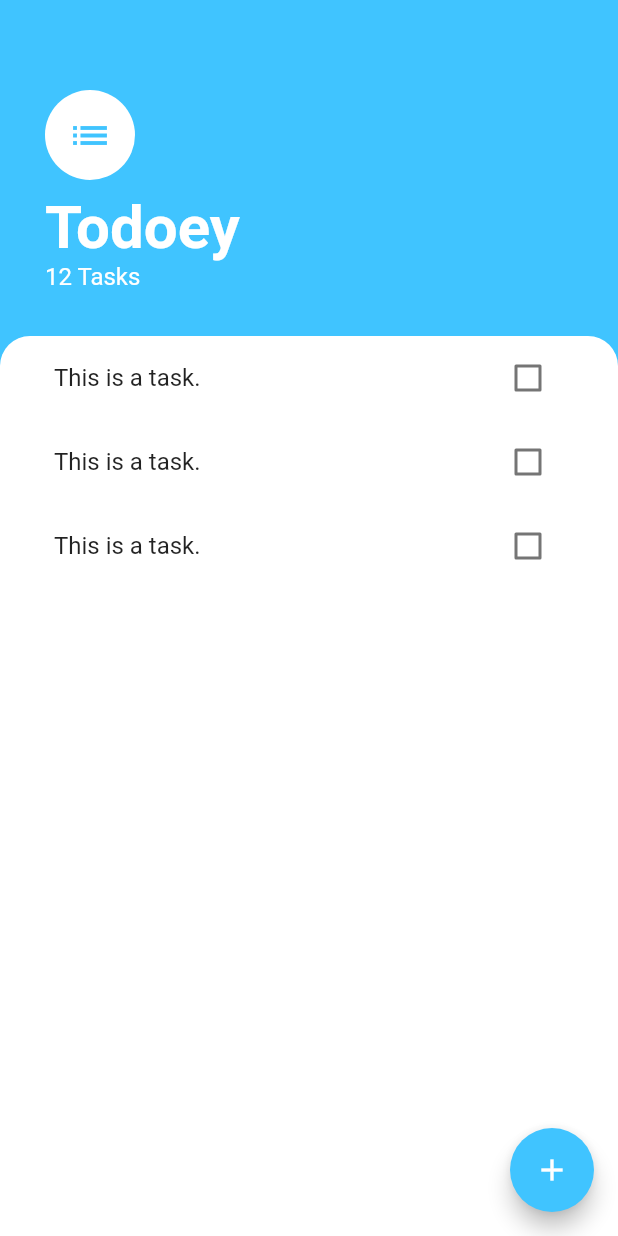
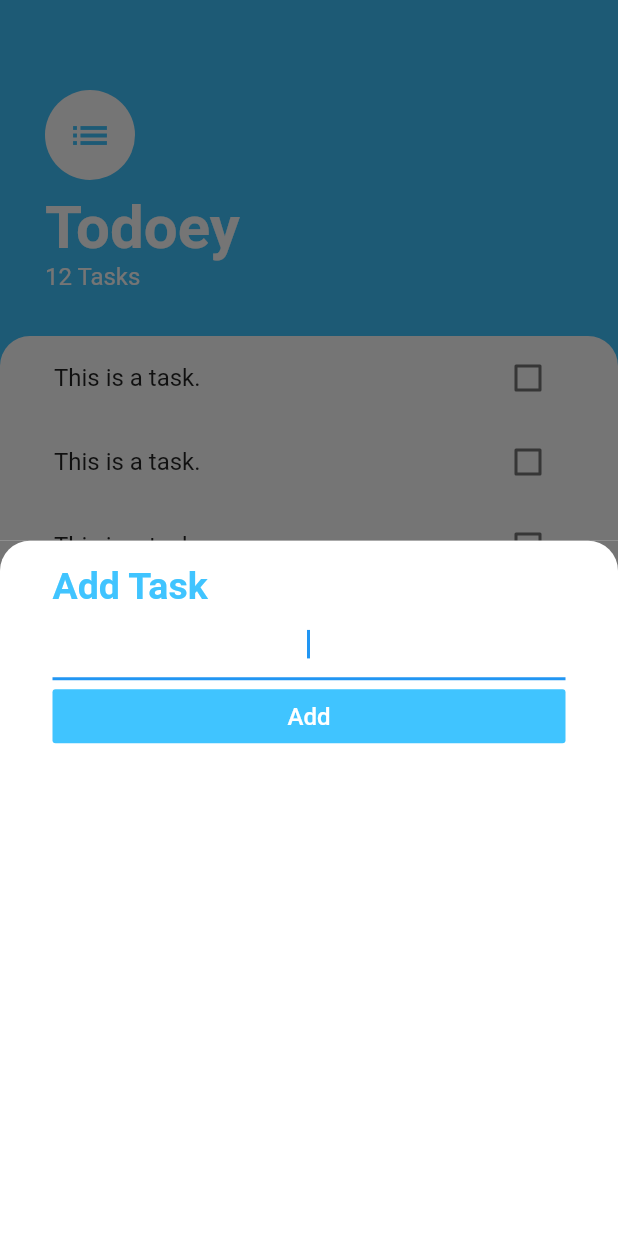
Before and after one commit to ffranzim/todoey, a Flutter app: the screen it shows after launch, after a tap on the "add" icon, on a phone screen of 412 x 824 dp. Run offline on Flutter 3.47's test engine with Material 2 defaults, Android fonts, the phone set to English and light mode, and no system bars.

Commit message:
Secao 16 - Aula 213

```diff
--- /dev/null
+++ b/lib/screen/add_task_screen.dart
@@ -0,0 +1,44 @@
+import 'package:flutter/cupertino.dart';
+import 'package:flutter/material.dart';
+
+class AddTaskScreen extends StatelessWidget {
+  @override
+  Widget build(BuildContext context) {
+    return Container(
+      color: Color(0xff757575),
+      child: Container(
+        decoration: BoxDecoration(
+          color: Colors.white,
+          borderRadius: BorderRadius.only(
+              topRight: Radius.circular(20.0), topLeft: Radius.circular(20.0)),
+        ),
+        padding: EdgeInsets.symmetric(horizontal: 35.0, vertical: 16.0),
+        child: Column(
+          mainAxisAlignment: MainAxisAlignment.start,
+          crossAxisAlignment: CrossAxisAlignment.stretch,
+          children: [
+            Text(
+              'Add Task',
+              style: TextStyle(
+                  color: Colors.lightBlueAccent,
+                  fontSize: 25.0,
+                  fontWeight: FontWeight.w700),
+            ),
+            TextField(
+              autofocus: true,
+              textAlign: TextAlign.center,
+            ),
+            FlatButton(
+              child: Text(
+                'Add',
+                style: TextStyle(color: Colors.white, fontSize: 16.0),
+              ),
+              color: Colors.lightBlueAccent,
+              onPressed: () => print('1234'),
+            )
+          ],
+        ),
+      ),
+    );
+  }
+}
--- a/lib/screen/task_screen.dart
+++ b/lib/screen/task_screen.dart
@@ -1,4 +1,5 @@
 import 'package:flutter/material.dart';
+import 'package:todoey_flutter/screen/add_task_screen.dart';
 import 'package:todoey_flutter/screen/task_list.dart';
 
 class TaskScreen extends StatelessWidget {
@@ -8,7 +9,10 @@ class TaskScreen extends StatelessWidget {
       backgroundColor: Colors.lightBlueAccent,
       floatingActionButton: FloatingActionButton(
         onPressed: () {
-          print('onPressed');
+          showModalBottomSheet(
+//              isScrollControlled: true,
+              context: context,
+              builder: (context) => AddTaskScreen());
         },
         backgroundColor: Colors.lightBlueAccent,
         child: Icon(Icons.add),
```
